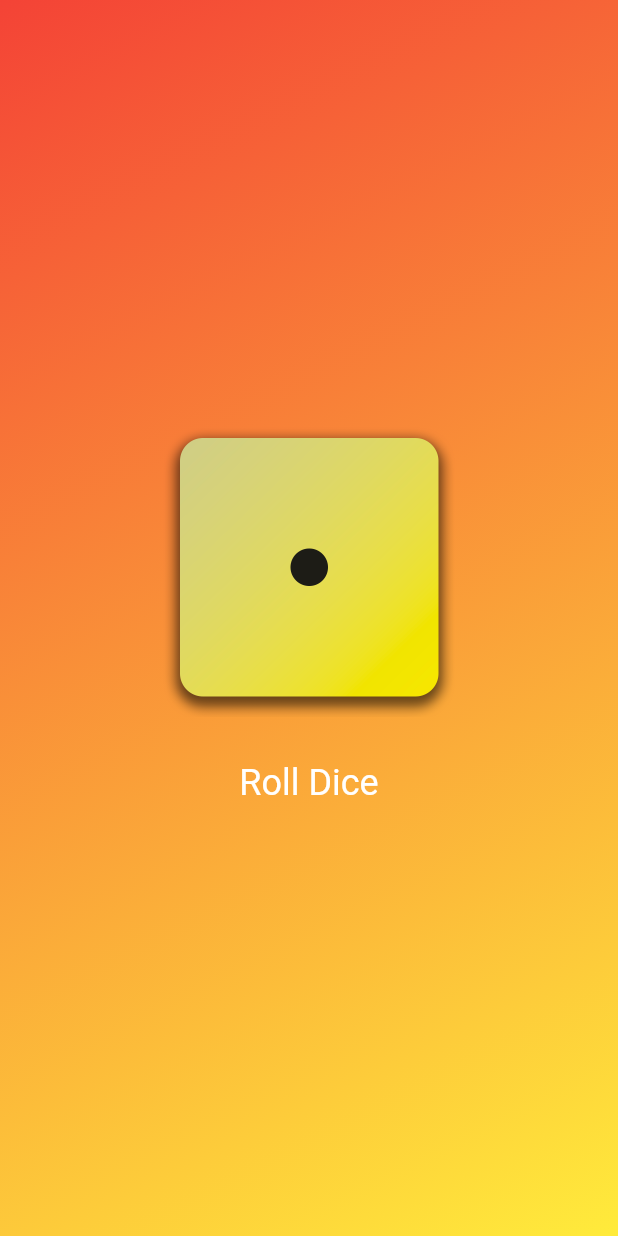
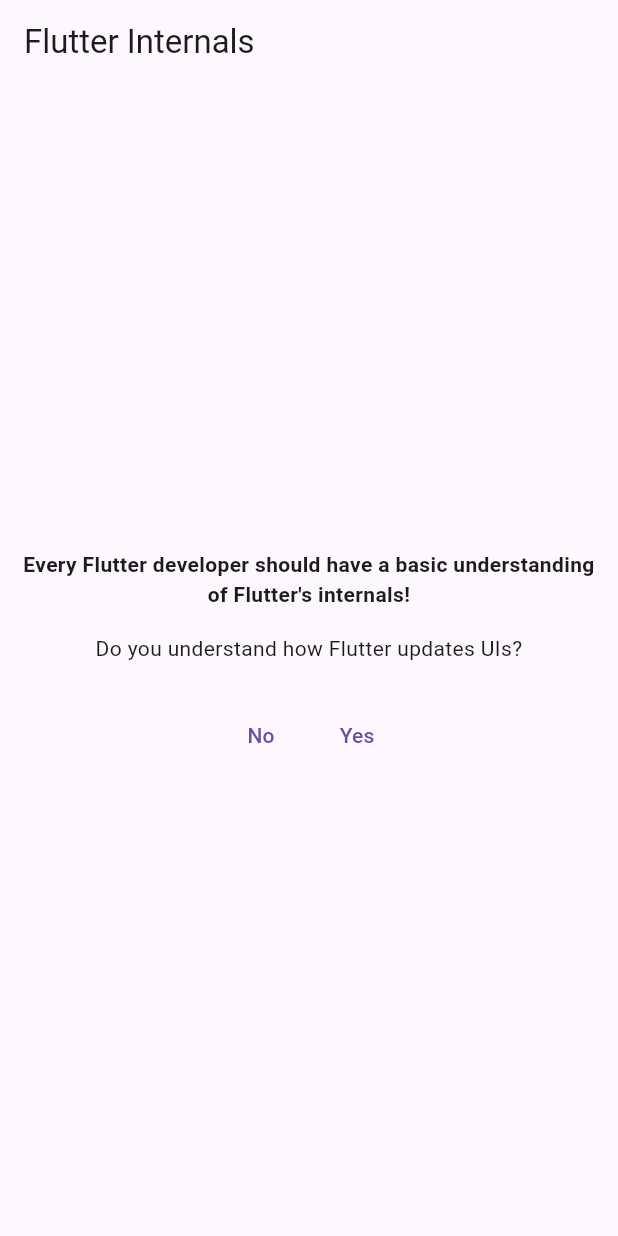
Before and after one commit to RifqiMalik29/Learn-Flutter, a Flutter app: the screen it shows after launch, on a phone screen of 412 x 824 dp. Run offline on Flutter 3.47's test engine with Material 3 defaults, Android fonts, the phone set to English and light mode, and no system bars.

Commit message:
feat: how the UI's updated

```diff
--- a/lib/main.dart
+++ b/lib/main.dart
@@ -1,34 +1,23 @@
 import 'package:flutter/material.dart';
-import 'package:flutter_application_1/gradient_container.dart';
+import 'package:flutter_application_1/section_four/ui_updates_demo.dart';
 
-// penamaan function menggunakan camelCase, tipe function sama seperti c
-// single quote string lebih sering digunakan di dart
-// ui flutter dibuat dengan menggabungkan widget
-// dart adalah type-safe language
-// artinya setiap variabel harus dideklarasikan dengan tipe data yang jelas
 void main() {
-  // const membantu dart untuk optimasi performa
-  // cara kerjanya adalah dengan menghindari pembuatan objek yang sama
-  // sehingga dapat mengurangi penggunaan memori
-  // dan meningkatkan performa aplikasi
-  // dengan cara mendeklarasikan widget yang tidak berubah
+  runApp(const App());
+}
 
-  // scaffold digunakan untuk membuat struktur dasar layout
-  // penggunaan warna sama seperti jetpack compose / kotlin
+class App extends StatelessWidget {
+  const App({super.key});
 
-  // sebaiknya tidak menggunakan const untuk Container widget
-  // karena Container widget seringkali berubah-ubah
-  // sehingga dapat mengurangi penggunaan memori
-
-  runApp(
-    // MaterialApp disini adalah class yang digunakan untuk membuat aplikasi berbasis material design
-    MaterialApp(
+  @override
+  Widget build(BuildContext context) {
+    return MaterialApp(
+      theme: ThemeData(useMaterial3: true),
       home: Scaffold(
-        // backgroundColor: Color(0xFFFFFFFF),
-        // ada 2 cara untuk menentukan Color
-        backgroundColor: Colors.blue,
-        body: GradientContainer(Colors.red, Colors.yellow),
+        appBar: AppBar(
+          title: const Text('Flutter Internals'),
+        ),
+        body: const UIUpdatesDemo(),
       ),
-    ),
-  );
+    );
+  }
 }
--- /dev/null
+++ b/lib/section_four/ui_updates_demo.dart
@@ -0,0 +1,69 @@
+import 'package:flutter/material.dart';
+
+class UIUpdatesDemo extends StatefulWidget {
+  const UIUpdatesDemo({super.key});
+
+  @override
+  StatefulElement createElement() {
+    print('UIUpdatesDemo CREATEELEMENT called');
+    return super.createElement();
+  }
+
+  @override
+  State<UIUpdatesDemo> createState() {
+    return _UIUpdatesDemo();
+  }
+}
+
+class _UIUpdatesDemo extends State<UIUpdatesDemo> {
+  var _isUnderstood = false;
+
+  @override
+  Widget build(BuildContext context) {
+    print('UIUpdatesDemo BUILD called');
+    return Padding(
+      padding: const EdgeInsets.all(8.0),
+      child: Center(
+        child: Column(
+          mainAxisSize: MainAxisSize.min,
+          crossAxisAlignment: CrossAxisAlignment.center,
+          children: [
+            const Text(
+              'Every Flutter developer should have a basic understanding of Flutter\'s internals!',
+              textAlign: TextAlign.center,
+              style: TextStyle(fontWeight: FontWeight.bold),
+            ),
+            const SizedBox(height: 16),
+            const Text(
+              'Do you understand how Flutter updates UIs?',
+              textAlign: TextAlign.center,
+            ),
+            const SizedBox(height: 24),
+            Row(
+              mainAxisAlignment: MainAxisAlignment.center,
+              children: [
+                TextButton(
+                  onPressed: () {
+                    setState(() {
+                      _isUnderstood = false;
+                    });
+                  },
+                  child: const Text('No'),
+                ),
+                TextButton(
+                  onPressed: () {
+                    setState(() {
+                      _isUnderstood = true;
+                    });
+                  },
+                  child: const Text('Yes'),
+                ),
+              ],
+            ),
+            if (_isUnderstood) const Text('Awesome!'),
+          ],
+        ),
+      ),
+    );
+  }
+}
--- /dev/null
+++ b/notes.txt
@@ -0,0 +1,14 @@
+**SECTION 4 Flutter & Dart Internals**
+
+- Three Trees : Widget Tree, Element Tree, and Render Tree
+- Widget Tree : combination of Widgets
+- Element Tree : flutter translates Widget Tree into Element Tree which is simply in-memory representation of widgets
+- used for determining necessary UI updates
+- elements are reused if possible
+- all widgets are have their own element
+- Render Tree : Visible UI building blocks
+
+*WHAT IS ELEMENT TREE*
+From my understanding, element tree is like container that contains key. It's key is used to render one element inside build() function.
+So, if there is new key inside its element it will re-render that element. But, if there is no new key that pass through certain element,
+flutter will not re-render Element, Instead build() function will be re-render.
```
